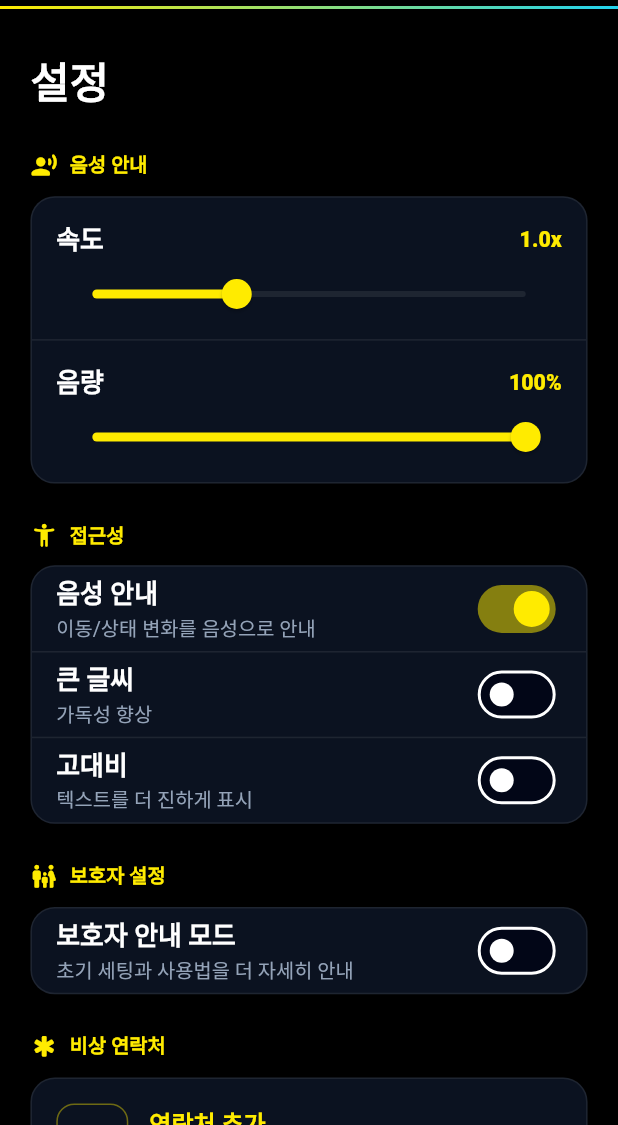
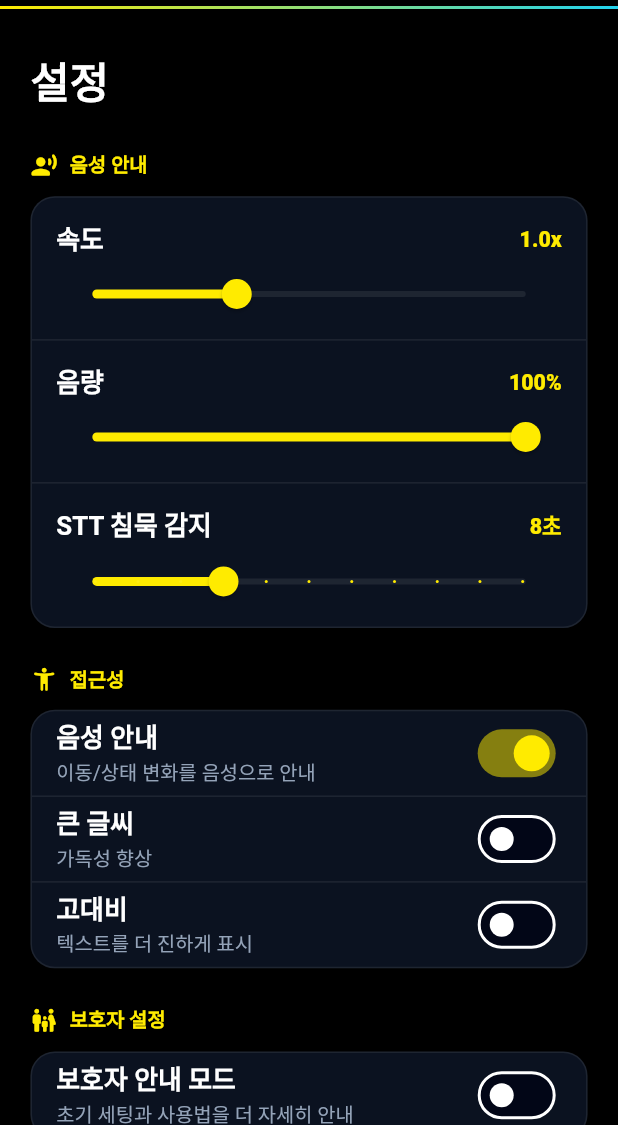
Before and after one commit to Seongwonp/touch_bridge, a Flutter app: the SettingsScreen screen opened directly, on a phone screen of 412 x 824 dp, the part 111-1236 px from its top. Run offline on Flutter 3.47's test engine with Material 3 defaults, Android fonts, the phone set to English and light mode, and no system bars; our stand-ins replace audioplayers, flutter_blue_plus, flutter_dotenv, flutter_secure_storage, flutter_tts, image_picker and 4 more; accounts and stored records are empty.

Commit message:
feat: NAVIGATE 액션 구현, STT 침묵 타임아웃 설정화, TTS 메시지 단축
- NAVIGATE 액션: connection/mapping/settings target별 화면 이동 구현
- STT 침묵 감지 시간 설정화 (5-15초 슬라이더, 기본 8초)
  AccessibilitySettings + 설정 화면 SliderRow + voice_listening 동적 참조
- SliderRow에 divisions 파라미터 추가 (optional)
- TTS 안내 메시지 50자 이하로 단축 (탭 guide 4종 + 온보딩 2문장 분리)
- STT 침묵 타임아웃 단위 테스트 추가

```diff
--- a/lib/screens/settings/settings_screen.dart
+++ b/lib/screens/settings/settings_screen.dart
@@ -23,6 +23,7 @@ class _SettingsScreenState extends State<SettingsScreen> {
   final TtsService _tts = TtsService();
   late double _speed;
   late double _volume;
+  late double _sttSilenceTimeout;
   late bool _guardianModeEnabled;
   late bool _developerModeEnabled;
   late bool _voiceGuidanceEnabled;
@@ -37,6 +38,7 @@ class _SettingsScreenState extends State<SettingsScreen> {
     final s = AccessibilitySettings.instance;
     _speed = s.ttsSpeed;
     _volume = s.ttsVolume;
+    _sttSilenceTimeout = s.sttSilenceTimeoutSeconds.toDouble();
     _voiceGuidanceEnabled = s.voiceGuidanceEnabled;
     _largeTextEnabled = s.largeTextEnabled;
     _highContrastEnabled = s.highContrastEnabled;
@@ -173,6 +175,20 @@ class _SettingsScreenState extends State<SettingsScreen> {
                     setState(() => _volume = v);
                     TtsService().setVolume(v);
                     AccessibilitySettings.instance.setTtsVolume(v);
+                  },
+                ),
+                const SettingsDivider(),
+                SliderRow(
+                  label: 'STT 침묵 감지',
+                  value: _sttSilenceTimeout,
+                  min: 5.0,
+                  max: 15.0,
+                  divisions: 10,
+                  display: '${_sttSilenceTimeout.round()}초',
+                  onChanged: (v) {
+                    setState(() => _sttSilenceTimeout = v);
+                    AccessibilitySettings.instance
+                        .setSttSilenceTimeoutSeconds(v.round());
                   },
                 ),
               ],
--- a/lib/screens/settings/widgets/settings_form_widgets.dart
+++ b/lib/screens/settings/widgets/settings_form_widgets.dart
@@ -71,6 +71,7 @@ class SliderRow extends StatelessWidget {
     required this.max,
     required this.display,
     required this.onChanged,
+    this.divisions,
   });
   final String label;
   final double value;
@@ -78,6 +79,7 @@ class SliderRow extends StatelessWidget {
   final double max;
   final String display;
   final ValueChanged<double> onChanged;
+  final int? divisions;
   @override
   Widget build(BuildContext context) {
     final rs = ResponsiveScale.factor(context);
@@ -110,6 +112,7 @@ class SliderRow extends StatelessWidget {
             value: value,
             min: min,
             max: max,
+            divisions: divisions,
             onChanged: onChanged,
             activeColor: AppColors.primary,
             inactiveColor: AppColors.borderDefault,
--- a/lib/services/accessibility_settings.dart
+++ b/lib/services/accessibility_settings.dart
@@ -14,6 +14,7 @@ class AccessibilitySettings extends ChangeNotifier {
   static const _kTtsVolume = 'tts_volume';
   static const _kContactName = 'contact_name';
   static const _kContactPhone = 'contact_phone';
+  static const _kSttSilenceTimeout = 'stt_silence_timeout';
 
   bool _voiceGuidanceEnabled = true;
   bool _largeTextEnabled = false;
@@ -22,6 +23,7 @@ class AccessibilitySettings extends ChangeNotifier {
   bool _developerModeEnabled = false;
   double _ttsSpeed = 1.0;
   double _ttsVolume = 1.0;
+  int _sttSilenceTimeoutSeconds = 8;
   String _contactName = '';
   String _contactPhone = '';
 
@@ -32,6 +34,7 @@ class AccessibilitySettings extends ChangeNotifier {
   bool get developerModeEnabled => _developerModeEnabled;
   double get ttsSpeed => _ttsSpeed;
   double get ttsVolume => _ttsVolume;
+  int get sttSilenceTimeoutSeconds => _sttSilenceTimeoutSeconds;
   String get contactName => _contactName;
   String get contactPhone => _contactPhone;
 
@@ -52,6 +55,7 @@ class AccessibilitySettings extends ChangeNotifier {
       _developerModeEnabled = prefs.getBool(_kDeveloperMode) ?? false;
       _ttsSpeed = prefs.getDouble(_kTtsSpeed) ?? 1.0;
       _ttsVolume = prefs.getDouble(_kTtsVolume) ?? 1.0;
+      _sttSilenceTimeoutSeconds = prefs.getInt(_kSttSilenceTimeout) ?? 8;
       _contactName = prefs.getString(_kContactName) ?? '';
       _contactPhone = prefs.getString(_kContactPhone) ?? '';
     } catch (e) {
@@ -104,6 +108,11 @@ class AccessibilitySettings extends ChangeNotifier {
     _saveDouble(_kTtsVolume, value);
   }
 
+  void setSttSilenceTimeoutSeconds(int value) {
+    _sttSilenceTimeoutSeconds = value;
+    _saveInt(_kSttSilenceTimeout, value);
+  }
+
   void setContact(String name, String phone) {
     _contactName = name.trim();
     _contactPhone = phone.trim();
@@ -121,6 +130,11 @@ class AccessibilitySettings extends ChangeNotifier {
     await prefs.setDouble(key, value);
   }
 
+  Future<void> _saveInt(String key, int value) async {
+    final prefs = await SharedPreferences.getInstance();
+    await prefs.setInt(key, value);
+  }
+
   Future<void> _saveContact() async {
     final prefs = await SharedPreferences.getInstance();
     await prefs.setString(_kContactName, _contactName);
```
Also changed, not shown: lib/screens/main_navigation_screen.dart (+28 -14 lines), lib/screens/voice/voice_listening_screen.dart (+36 -2 lines), 1 other file.
